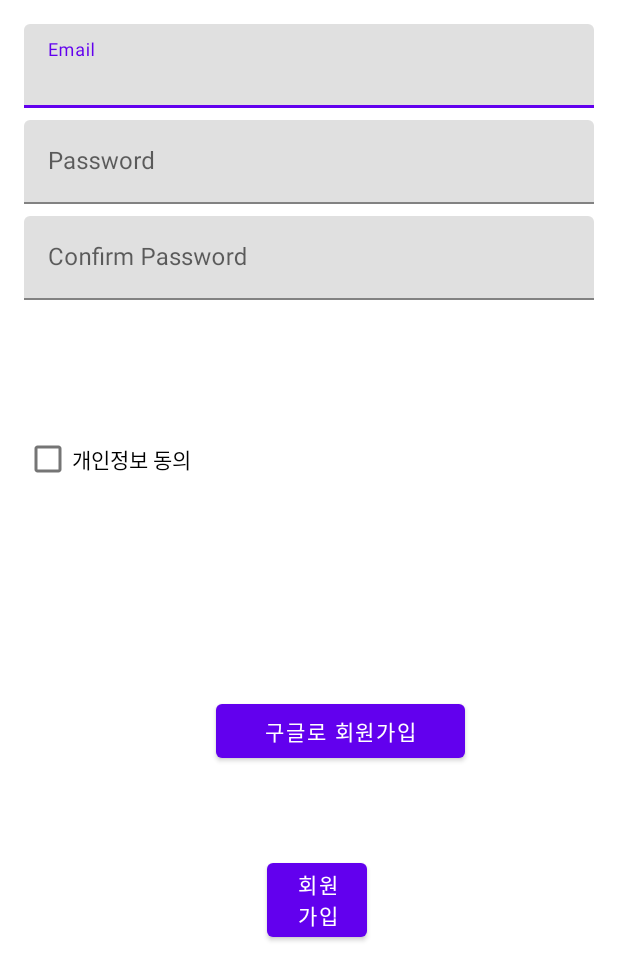
After one commit to yuchaemin2/ReviewMate, an Android app: the layout activity_sign_up.xml on its own in the app's theme, with its tools: preview values and no code run, on a phone screen of 412 x 824 dp. The commit adds this screen. Shown: the top 980 px of the screen. Run offline under Robolectric (Android 15) with nearby library versions, the phone set to English and light mode, and no system bars.

Commit message:
layout build - kcw

```diff
--- /dev/null
+++ b/app/src/main/res/layout/activity_sign_up.xml
@@ -0,0 +1,85 @@
+<RelativeLayout xmlns:android="http://schemas.android.com/apk/res/android"
+    android:layout_width="match_parent"
+    android:layout_height="match_parent"
+    android:padding="16dp">
+
+    <com.google.android.material.textfield.TextInputLayout
+        android:id="@+id/emailInputLayout"
+        android:layout_width="match_parent"
+        android:layout_height="wrap_content"
+        android:layout_marginBottom="8dp"
+        android:hint="Email"
+        android:labelFor="@+id/emailEditText">
+
+        <com.google.android.material.textfield.TextInputEditText
+            android:id="@+id/emailEditText"
+            android:layout_width="match_parent"
+            android:layout_height="wrap_content"
+            android:inputType="textEmailAddress"
+            android:contentDescription="Email 입력란" />
+    </com.google.android.material.textfield.TextInputLayout>
+
+    <com.google.android.material.textfield.TextInputLayout
+        android:id="@+id/passwordInputLayout"
+        android:layout_width="match_parent"
+        android:layout_height="wrap_content"
+        android:layout_below="@id/emailInputLayout"
+        android:layout_marginBottom="8dp"
+        android:hint="Password">
+
+        <EditText
+            android:id="@+id/passwordEditText"
+            android:layout_width="match_parent"
+            android:layout_height="wrap_content"
+            android:inputType="textPassword"
+            android:contentDescription="Confirm Password 입력란"/>
+    </com.google.android.material.textfield.TextInputLayout>
+
+    <com.google.android.material.textfield.TextInputLayout
+        android:id="@+id/confirmPasswordInputLayout"
+        android:layout_width="match_parent"
+        android:layout_height="wrap_content"
+        android:layout_below="@id/passwordInputLayout"
+        android:layout_marginBottom="8dp"
+        android:hint="Confirm Password">
+
+        <EditText
+            android:id="@+id/confirmPasswordEditText"
+            android:layout_width="match_parent"
+            android:layout_height="wrap_content"
+            android:inputType="textPassword" />
+    </com.google.android.material.textfield.TextInputLayout>
+
+    <CheckBox
+        android:id="@+id/privacyCheckBox"
+        android:layout_width="317dp"
+        android:layout_height="wrap_content"
+        android:layout_below="@id/confirmPasswordInputLayout"
+        android:layout_marginTop="74dp"
+        android:text="개인정보 동의" />
+
+    <Button
+        android:id="@+id/googleSignUpButton"
+        android:layout_width="181dp"
+        android:layout_height="wrap_content"
+        android:layout_below="@id/privacyCheckBox"
+        android:layout_alignParentStart="true"
+        android:layout_alignParentEnd="true"
+        android:layout_marginStart="128dp"
+        android:layout_marginTop="133dp"
+        android:layout_marginEnd="86dp"
+        android:text="구글로 회원가입" />
+
+    <Button
+        android:id="@+id/signUpButton"
+        android:layout_width="177dp"
+        android:layout_height="wrap_content"
+        android:layout_below="@+id/googleSignUpButton"
+        android:layout_alignParentStart="true"
+        android:layout_alignParentEnd="true"
+        android:layout_marginStart="162dp"
+        android:layout_marginTop="58dp"
+        android:layout_marginEnd="151dp"
+        android:text="회원가입" />
+
+</RelativeLayout>
--- a/app/src/main/res/values/colors.xml
+++ b/app/src/main/res/values/colors.xml
@@ -1,12 +1,5 @@
 <?xml version="1.0" encoding="utf-8"?>
 <resources>
-<!--    <color name="purple_200">#FFBB86FC</color>-->
-<!--    <color name="purple_500">#FF6200EE</color>-->
-<!--    <color name="purple_700">#FF3700B3</color>-->
-<!--    <color name="teal_200">#FF03DAC5</color>-->
-<!--    <color name="teal_700">#FF018786</color>-->
-<!--    <color name="black">#FF000000</color>-->
-<!--    <color name="white">#FFFFFFFF</color>-->
 
     <!--bottom navigation bar-->
     <color name="selector_bottom_nav_color">#6200EE</color>
@@ -14,4 +7,13 @@
     <color name="navigation_color_habit">#E6A919</color>
     <color name="navigation_color_chart">#008577</color>
     <color name="navigation_color_profile">#1194AA</color>
+
+    <color name="purple_200">#FFBB86FC</color>
+    <color name="purple_500">#FF6200EE</color>
+    <color name="purple_700">#FF3700B3</color>
+    <color name="teal_200">#FF03DAC5</color>
+    <color name="teal_700">#FF018786</color>
+    <color name="black">#FF000000</color>
+    <color name="white">#FFFFFFFF</color>
+
 </resources>
```
Also changed, not shown: app/src/main/res/layout/activity_main.xml (+23 -11 lines), app/src/main/res/layout/activity_register_login.xml (added, +77 -0 lines), app/src/main/res/layout/auth_code.xml (added, +36 -0 lines), app/src/main/res/layout/fragment_home.xml (added, +54 -0 lines), app/src/main/res/layout/layout_movie.xml (added, +46 -0 lines).
